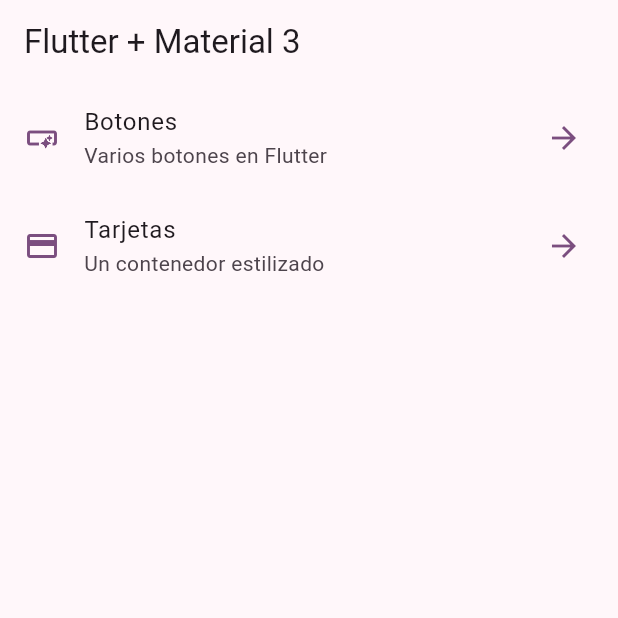
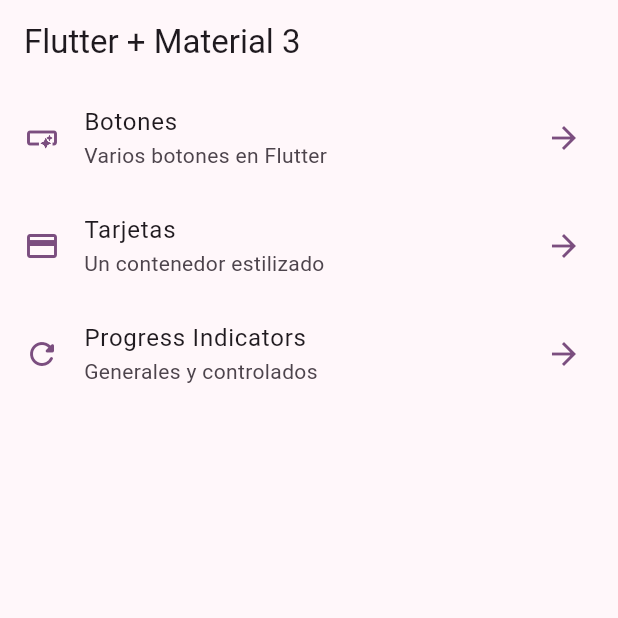
Before and after one commit to ju-lienz/widgets_app, a Flutter app: the screen it shows after launch, on a phone screen of 412 x 824 dp, the top half of it. Run offline on Flutter 3.47's test engine with Material 3 defaults, Android fonts, the phone set to English and light mode, and no system bars; our stand-ins replace go_router.

Commit message:
finish progress indicator screen

```diff
--- a/lib/config/menu/menu_items.dart
+++ b/lib/config/menu/menu_items.dart
@@ -26,4 +26,9 @@ const appMenuItems = <MenuItems>[
       subTitle: 'Un contenedor estilizado',
       link: '/cards',
       icon: Icons.credit_card),
+  MenuItems(
+      title: 'Progress Indicators',
+      subTitle: 'Generales y controlados',
+      link: '/progress',
+      icon: Icons.refresh_rounded),
 ];
--- a/lib/config/router/app_router.dart
+++ b/lib/config/router/app_router.dart
@@ -20,5 +20,10 @@ final appRouter = GoRouter(
       name: CardsScreen.name,
       builder: (context, state) => const CardsScreen(),
     ),
+    GoRoute(
+      path: '/progress',
+      name: ProgressScreen.name,
+      builder: (context, state) => const ProgressScreen(),
+    ),
   ],
 );
```
Also changed, not shown: lib/presentation/screens/progress/progress_screen.dart (+88 -1 lines).
